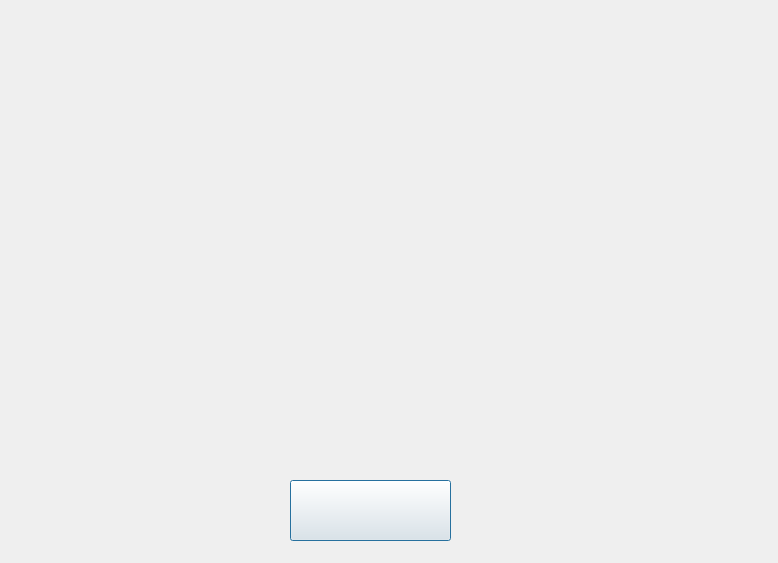
First picture: the form in game3introdialog.ui, repository Hengyu10003/The-Eighth, before the edit.
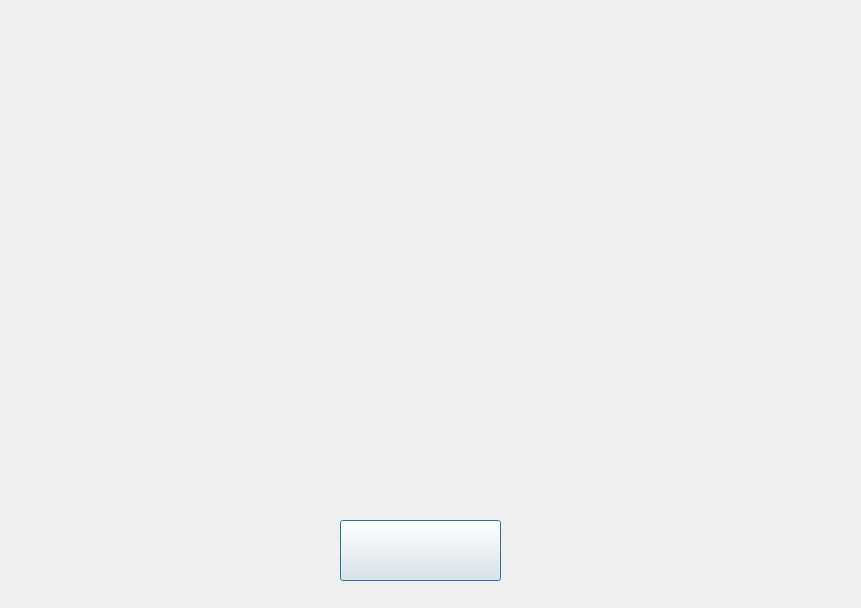
Second picture: the form after the edit. Icons and pictures are not drawn.

The edit to the form file:
```diff
--- a/game3introdialog.ui
+++ b/game3introdialog.ui
@@ -6,8 +6,8 @@
    <rect>
     <x>0</x>
     <y>0</y>
-    <width>778</width>
-    <height>563</height>
+    <width>861</width>
+    <height>608</height>
    </rect>
   </property>
   <property name="windowTitle">
@@ -19,8 +19,8 @@
   <widget class="QPushButton" name="returnBtn">
    <property name="geometry">
     <rect>
-     <x>290</x>
-     <y>480</y>
+     <x>340</x>
+     <y>520</y>
      <width>161</width>
      <height>61</height>
     </rect>
```
